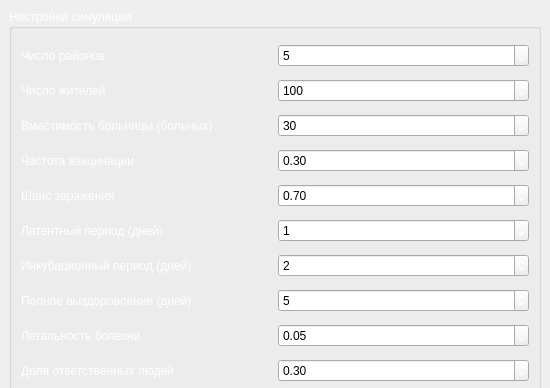
The window that startStage/startmenu.ui (DergunNik/PlagueSim) describes before a commit, drawn with Qt 5; both pictures show x 0 to 550 and y 0 to 388 of the 550 by 615 pixel window.
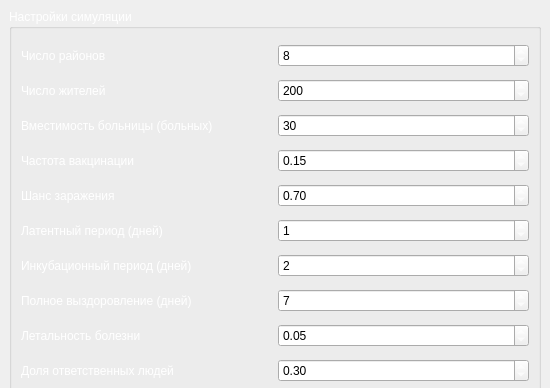
The same window after the commit.

The edit to the form file:
```diff
--- a/startStage/startmenu.ui
+++ b/startStage/startmenu.ui
@@ -129,7 +129,7 @@
             <number>100</number>
            </property>
            <property name="value">
-            <number>5</number>
+            <number>7</number>
            </property>
           </widget>
          </item>
@@ -205,7 +205,7 @@
             <double>0.100000000000000</double>
            </property>
            <property name="value">
-            <double>0.300000000000000</double>
+            <double>0.150000000000000</double>
            </property>
           </widget>
          </item>
@@ -235,13 +235,13 @@
             <number>10</number>
            </property>
            <property name="maximum">
-            <number>250</number>
+            <number>400</number>
            </property>
            <property name="singleStep">
             <number>10</number>
            </property>
            <property name="value">
-            <number>100</number>
+            <number>200</number>
            </property>
           </widget>
          </item>
@@ -268,7 +268,7 @@
             <number>100</number>
            </property>
            <property name="value">
-            <number>5</number>
+            <number>8</number>
            </property>
           </widget>
          </item>
```
Left out of the diff: 4 changed lines with no effect on the pictures.
